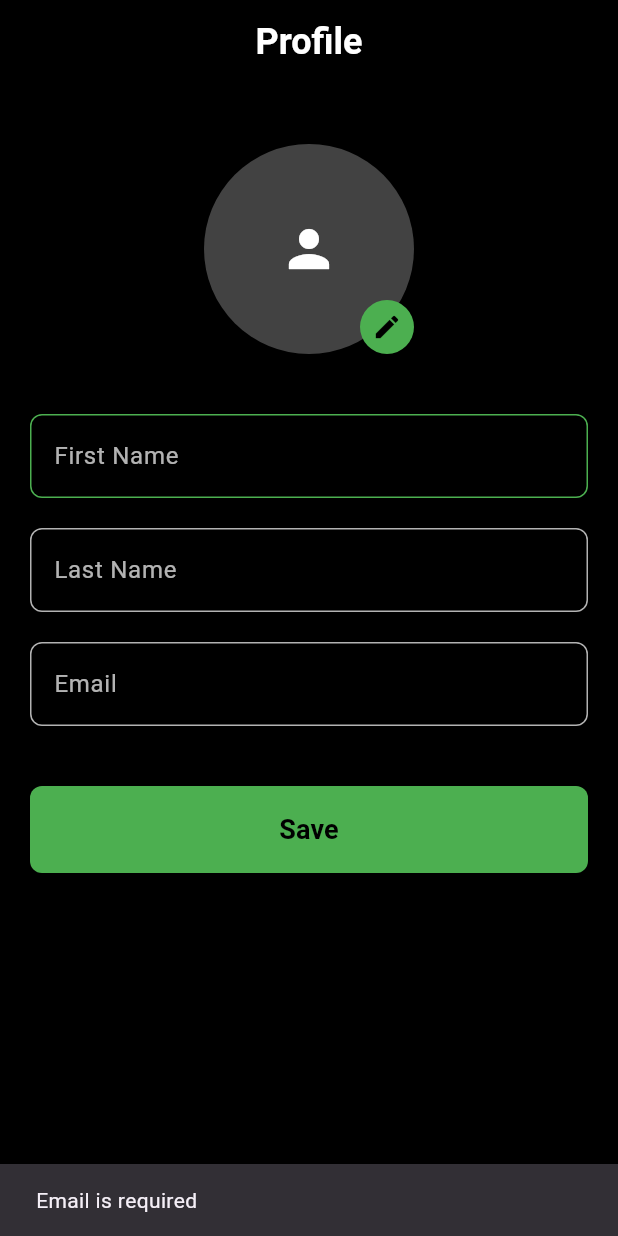
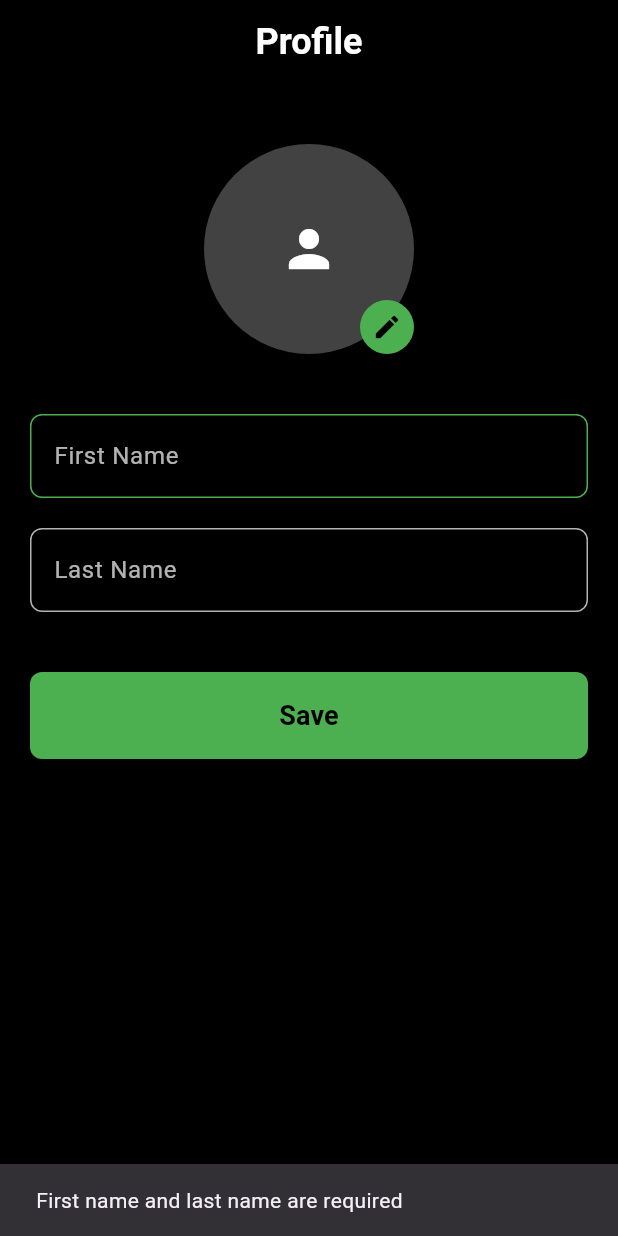
Before and after one commit to Aarush-Ranaut/Fitsync, a Flutter app: the ProfileScreen screen opened directly with empty values, after a tap on "Save", on a phone screen of 412 x 824 dp. Run offline on Flutter 3.47's test engine with Material 3 defaults, Android fonts, the phone set to English and light mode, and no system bars; our stand-ins replace cloud_firestore, firebase_auth, firebase_core, google_sign_in, image_picker; accounts and stored records are empty.

```diff
--- a/lib/widgets/user_info/profile_screen.dart
+++ b/lib/widgets/user_info/profile_screen.dart
@@ -7,9 +7,9 @@ import 'dart:ui';
 import 'gender_selection.dart'; // Import the GenderSelectionScreen
 
 class ProfileScreen extends StatefulWidget {
-  final String userEmail; // Pass the logged-in user's email
+  final String userId; // Use userId instead of userEmail
 
-  const ProfileScreen({Key? key, required this.userEmail}) : super(key: key);
+  const ProfileScreen({Key? key, required this.userId}) : super(key: key);
 
   @override
   _ProfileScreenState createState() => _ProfileScreenState();
@@ -20,7 +20,6 @@ class _ProfileScreenState extends State<ProfileScreen> {
   final ImagePicker _picker = ImagePicker();
   final TextEditingController _firstNameController = TextEditingController();
   final TextEditingController _lastNameController = TextEditingController();
-  final TextEditingController _emailController = TextEditingController();
 
   final FirebaseFirestore _firestore = FirebaseFirestore.instance;
 
@@ -32,16 +31,15 @@ class _ProfileScreenState extends State<ProfileScreen> {
 
   Future<void> _fetchUserData() async {
     try {
-      final DocumentSnapshot userDoc =
-          await _firestore.collection('users').doc(widget.userEmail).get();
+      final DocumentSnapshot userDoc = await _firestore
+          .collection('users')
+          .doc(widget.userId)
+          .get(); // Use userId
 
       if (userDoc.exists) {
         final data = userDoc.data() as Map<String, dynamic>;
-
         _firstNameController.text = data['firstName'] ?? '';
         _lastNameController.text = data['lastName'] ?? '';
-        _emailController.text = data['email'] ?? '';
-
         if (data['profileImage'] != null && data['profileImage'].isNotEmpty) {
           setState(() {
             _profileImage = File(data['profileImage']);
@@ -68,20 +66,18 @@ class _ProfileScreenState extends State<ProfileScreen> {
   Future<void> _saveData() async {
     final String firstName = _firstNameController.text.trim();
     final String lastName = _lastNameController.text.trim();
-    final String email = _emailController.text.trim();
 
-    if (email.isEmpty) {
+    if (firstName.isEmpty || lastName.isEmpty) {
       ScaffoldMessenger.of(context).showSnackBar(
-        const SnackBar(content: Text("Email is required")),
+        const SnackBar(content: Text("First name and last name are required")),
       );
       return;
     }
 
     try {
-      await _firestore.collection('users').doc(email).set({
+      await _firestore.collection('users').doc(widget.userId).set({
         'firstName': firstName,
         'lastName': lastName,
-        'email': email,
         'profileImage': _profileImage?.path ?? '',
       });
 
@@ -267,24 +263,6 @@ class _ProfileScreenState extends State<ProfileScreen> {
                   ),
                   style: const TextStyle(color: Colors.white),
                 ),
-                const SizedBox(height: 20),
-                TextField(
-                  controller: _emailController,
-                  readOnly: false, // Prevent editing the email field
-                  decoration: InputDecoration(
-                    labelText: 'Email',
-                    labelStyle: const TextStyle(color: Colors.white70),
-                    enabledBorder: OutlineInputBorder(
-                      borderRadius: BorderRadius.circular(8),
-                      borderSide: const BorderSide(color: Colors.white70),
-                    ),
-                    focusedBorder: OutlineInputBorder(
-                      borderRadius: BorderRadius.circular(8),
-                      borderSide: const BorderSide(color: Colors.green),
-                    ),
-                  ),
-                  style: const TextStyle(color: Colors.white),
-                ),
                 const SizedBox(height: 40),
                 SizedBox(
                   width: double.infinity,
```
Also changed, not shown: lib/auth/signin.dart (+35 -13 lines), lib/auth/signup.dart (+44 -37 lines), lib/widgets/user_info/weight_picker_page.dart (+17 -3 lines).
